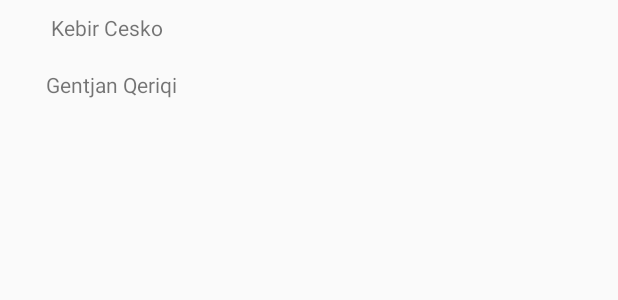
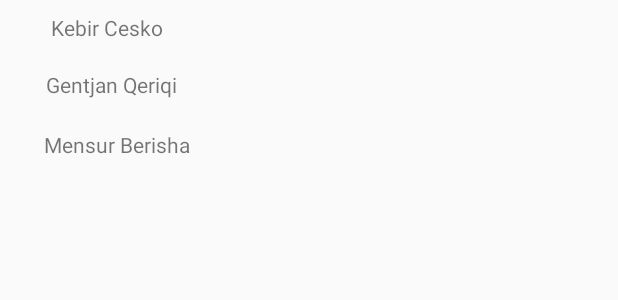
Before and after one commit to kebircesko/CoffeeScan, an Android app: the layout activity_main.xml on its own in the app's theme, with its tools: preview values and no code run, on a phone screen of 412 x 824 dp. Shown: the top 300 px of the screen. Run offline under Robolectric (Android 15) with nearby library versions, the phone set to English and light mode, and no system bars.

Commit message:
commit03

```diff
--- a/app/src/main/res/layout/activity_main.xml
+++ b/app/src/main/res/layout/activity_main.xml
@@ -28,4 +28,15 @@
         app:layout_constraintTop_toTopOf="parent"
         app:layout_constraintVertical_bias="0.058" />
 
+    <TextView
+        android:layout_width="wrap_content"
+        android:layout_height="wrap_content"
+        android:text="Mensur Berisha"
+        app:layout_constraintBottom_toBottomOf="parent"
+        app:layout_constraintHorizontal_bias="0.094"
+        app:layout_constraintLeft_toLeftOf="parent"
+        app:layout_constraintRight_toRightOf="parent"
+        app:layout_constraintTop_toTopOf="parent"
+        app:layout_constraintVertical_bias="0.108" />
+
 </android.support.constraint.ConstraintLayout>
```
